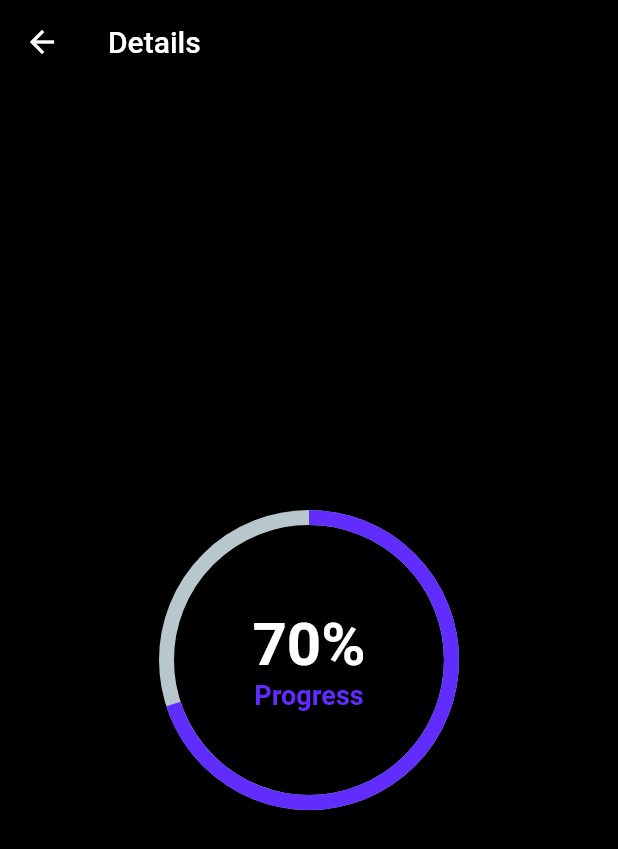
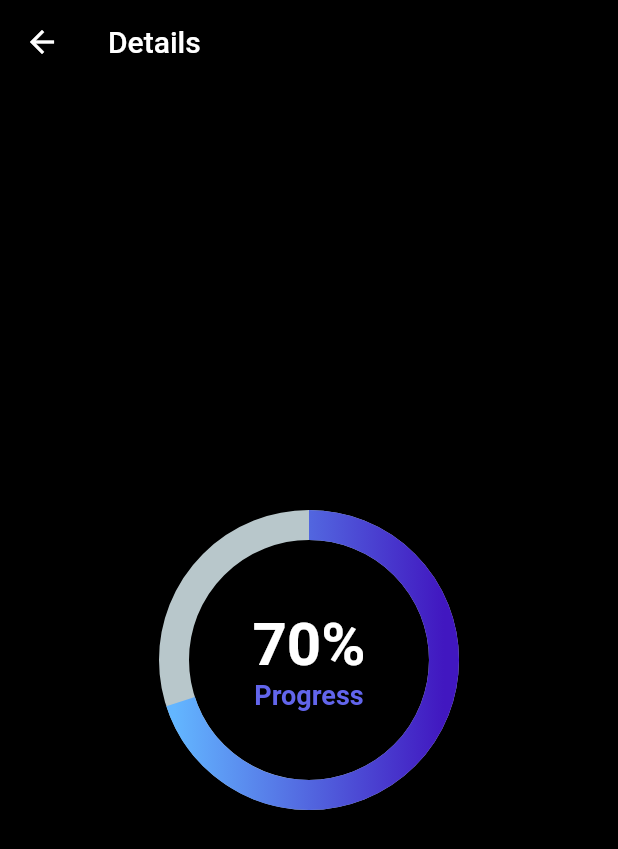
Before and after one commit to f20220056/SUTT-App, a Flutter app: the screen it shows after launch, scrolled down 74 dp, after a tap on "Order 1", on a phone screen of 412 x 824 dp. Shown: the top 849 px of the screen. Run offline on Flutter 3.47's test engine with Material 2 defaults, Android fonts, the phone set to English and light mode, and no system bars; drawn by our look-alikes of percent_indicator.

Commit message:
Update main.dart

```diff
--- a/new1/lib/main.dart
+++ b/new1/lib/main.dart
@@ -1,4 +1,4 @@
-// ignore_for_file: prefer_const_constructors
+// ignore_for_file: prefer_const_constructors, prefer_const_literals_to_create_immutables
 
 import 'package:flutter/material.dart';
 import 'package:percent_indicator/percent_indicator.dart';
@@ -21,6 +21,14 @@ class App extends StatelessWidget {
 String status1 = 'Status';
 String status2 = 'Status';
 String status3 = 'Status';
+
+int colour1 = 0;
+int colour2 = 0;
+int colour3 = 0;
+
+int icons1 = 1;
+int icons2 = 1;
+int icons3 = 1;
 
 class Screen1 extends StatefulWidget {
   const Screen1({super.key});
@@ -54,6 +62,8 @@ class _Screen1State extends State<Screen1> {
                       ),
                     );
                   },
+                  child: ClipRRect(
+                    borderRadius: BorderRadius.circular(30),
                     child: Card(
                       color: Colors.grey[900],
                       child: Column(children: [
@@ -65,12 +75,15 @@ class _Screen1State extends State<Screen1> {
                               height: 170,
                               child: Text(
                                 'Order 1',
-                              style:
-                                  TextStyle(color: Colors.white, fontSize: 25),
+                                style: TextStyle(
+                                    color: Colors.white, fontSize: 25),
                               ),
                             ),
                           ),
-                        Image.asset('images/imageSUTT.jpeg', height: 170),
+                          ClipRRect(
+                              borderRadius: BorderRadius.circular(200),
+                              child: Image.asset('images/imageSUTT.jpeg',
+                                  height: 170)),
                         ]),
                         Row(
                           children: [
@@ -79,97 +92,41 @@ class _Screen1State extends State<Screen1> {
                               width: 200,
                               child: Text(status1,
                                   style: TextStyle(
-                                    color: Colors.grey[500], fontSize: 20)),
+                                      color: (colour1 == 0)
+                                          ? Colors.grey[500]
+                                          : ((colour1 == 2)
+                                              ? Colors.green
+                                              : Colors.red),
+                                      fontSize: 20)),
                             ),
                             IconButton(
-                            onPressed: () {
+                              onPressed: (icons1 == 1)
+                                  ? () {
                                       setState(
                                         () {
                                           status1 = 'Declined';
+                                          colour1 = 1;
+                                          icons1 = 0;
                                         },
                                       );
-                            },
+                                    }
+                                  : null,
                               iconSize: 40,
-                            icon: Icon(Icons.cancel),
-                            color: Color.fromARGB(255, 97, 45, 255),
+                              icon: Icon(Icons.cancel_outlined),
+                              color: Colors.grey[500],
                             ),
                             IconButton(
-                            onPressed: () {
+                              onPressed: (icons1 == 1)
+                                  ? () {
                                       setState(
                                         () {
                                           status1 = 'Accepted';
+                                          colour1 = 2;
+                                          icons1 = 0;
                                         },
                                       );
-                            },
-                            iconSize: 40,
-                            icon: Icon(Icons.check_circle),
-                            color: Color.fromARGB(255, 97, 45, 255),
-                          )
-                        ],
-                      )
-                    ]),
-                  ),
-                ),
-                GestureDetector(
-                  onTap: () {
-                    Navigator.push(
-                      context,
-                      MaterialPageRoute(
-                        builder: (BuildContext context) {
-                          return Screen2();
-                        },
-                      ),
-                    );
-                  },
-                  child: Padding(
-                    padding: EdgeInsets.fromLTRB(0, 10, 0, 10),
-                    child: Card(
-                      color: Colors.grey[900],
-                      child: Column(children: [
-                        Row(children: [
-                          Padding(
-                            padding: EdgeInsets.fromLTRB(30, 20, 5, 20),
-                            child: Container(
-                              alignment: Alignment.center,
-                              height: 170,
-                              child: Text(
-                                'Order 2',
-                                style: TextStyle(
-                                    color: Colors.white, fontSize: 25),
-                              ),
-                            ),
-                          ),
-                          Image.asset('images/imageSUTT.jpeg', height: 170),
-                        ]),
-                        Row(
-                          children: [
-                            Container(
-                              alignment: Alignment.center,
-                              width: 200,
-                              child: Text(status2,
-                                  style: TextStyle(
-                                      color: Colors.grey[500], fontSize: 20)),
-                            ),
-                            IconButton(
-                              onPressed: () {
-                                setState(
-                                  () {
-                                    status2 = 'Declined';
-                                  },
-                                );
-                              },
-                              iconSize: 40,
-                              icon: Icon(Icons.cancel),
-                              color: Color.fromARGB(255, 97, 45, 255),
-                            ),
-                            IconButton(
-                              onPressed: () {
-                                setState(
-                                  () {
-                                    status2 = 'Accepted';
-                                  },
-                                );
-                              },
+                                    }
+                                  : null,
                               iconSize: 40,
                               icon: Icon(Icons.check_circle),
                               color: Color.fromARGB(255, 97, 45, 255),
@@ -191,6 +148,97 @@ class _Screen1State extends State<Screen1> {
                       ),
                     );
                   },
+                  child: Padding(
+                    padding: EdgeInsets.fromLTRB(0, 10, 0, 10),
+                    child: ClipRRect(
+                      borderRadius: BorderRadius.circular(30),
+                      child: Card(
+                        color: Colors.grey[900],
+                        child: Column(children: [
+                          Row(children: [
+                            Padding(
+                              padding: EdgeInsets.fromLTRB(30, 20, 5, 20),
+                              child: Container(
+                                alignment: Alignment.center,
+                                height: 170,
+                                child: Text(
+                                  'Order 2',
+                                  style: TextStyle(
+                                      color: Colors.white, fontSize: 25),
+                                ),
+                              ),
+                            ),
+                            ClipRRect(
+                                borderRadius: BorderRadius.circular(200),
+                                child: Image.asset('images/imageSUTT.jpeg',
+                                    height: 170)),
+                          ]),
+                          Row(
+                            children: [
+                              Container(
+                                alignment: Alignment.center,
+                                width: 200,
+                                child: Text(status2,
+                                    style: TextStyle(
+                                        color: (colour2 == 0)
+                                            ? Colors.grey[500]
+                                            : ((colour2 == 2)
+                                                ? Colors.green
+                                                : Colors.red),
+                                        fontSize: 20)),
+                              ),
+                              IconButton(
+                                onPressed: (icons2 == 1)
+                                    ? () {
+                                        setState(
+                                          () {
+                                            status2 = 'Declined';
+                                            colour2 = 1;
+                                            icons2 = 0;
+                                          },
+                                        );
+                                      }
+                                    : null,
+                                iconSize: 40,
+                                icon: Icon(Icons.cancel_outlined),
+                                color: Colors.grey[500],
+                              ),
+                              IconButton(
+                                onPressed: (icons2 == 1)
+                                    ? () {
+                                        setState(
+                                          () {
+                                            status2 = 'Accepted';
+                                            colour2 = 2;
+                                            icons2 = 0;
+                                          },
+                                        );
+                                      }
+                                    : null,
+                                iconSize: 40,
+                                icon: Icon(Icons.check_circle),
+                                color: Color.fromARGB(255, 97, 45, 255),
+                              )
+                            ],
+                          )
+                        ]),
+                      ),
+                    ),
+                  ),
+                ),
+                GestureDetector(
+                  onTap: () {
+                    Navigator.push(
+                      context,
+                      MaterialPageRoute(
+                        builder: (BuildContext context) {
+                          return Screen2();
+                        },
+                      ),
+                    );
+                  },
+                  child: ClipRRect(
+                    borderRadius: BorderRadius.circular(30),
                     child: Card(
                       color: Colors.grey[900],
                       child: Column(children: [
@@ -202,12 +250,15 @@ class _Screen1State extends State<Screen1> {
                               height: 170,
                               child: Text(
                                 'Order 3',
-                              style:
-                                  TextStyle(color: Colors.white, fontSize: 25),
+                                style: TextStyle(
+                                    color: Colors.white, fontSize: 25),
                               ),
                             ),
                           ),
-                        Image.asset('images/imageSUTT.jpeg', height: 170),
+                          ClipRRect(
+                              borderRadius: BorderRadius.circular(200),
+                              child: Image.asset('images/imageSUTT.jpeg',
+                                  height: 170)),
                         ]),
                         Row(
                           children: [
@@ -216,28 +267,41 @@ class _Screen1State extends State<Screen1> {
                               width: 200,
                               child: Text(status3,
                                   style: TextStyle(
-                                    color: Colors.grey[500], fontSize: 20)),
+                                      color: (colour3 == 0)
+                                          ? Colors.grey[500]
+                                          : ((colour3 == 2)
+                                              ? Colors.green
+                                              : Colors.red),
+                                      fontSize: 20)),
                             ),
                             IconButton(
-                            onPressed: () {
+                              onPressed: (icons3 == 1)
+                                  ? () {
                                       setState(
                                         () {
                                           status3 = 'Declined';
+                                          colour3 = 1;
+                                          icons3 = 0;
                                         },
                                       );
-                            },
+                                    }
+                                  : null,
                               iconSize: 40,
-                            icon: Icon(Icons.cancel),
-                            color: Color.fromARGB(255, 97, 45, 255),
+                              icon: Icon(Icons.cancel_outlined),
+                              color: Colors.grey[500],
                             ),
                             IconButton(
-                            onPressed: () {
+                              onPressed: (icons3 == 1)
+                                  ? () {
                                       setState(
                                         () {
                                           status3 = 'Accepted';
+                                          colour3 = 2;
+                                          icons3 = 0;
                                         },
                                       );
-                            },
+                                    }
+                                  : null,
                               iconSize: 40,
                               icon: Icon(Icons.check_circle),
                               color: Color.fromARGB(255, 97, 45, 255),
@@ -245,6 +309,7 @@ class _Screen1State extends State<Screen1> {
                           ],
                         )
                       ]),
+                    ),
                   ),
                 )
               ],
@@ -273,10 +338,15 @@ class Screen2 extends StatelessWidget {
         ),
         body: Center(
           child: CircularPercentIndicator(
+            linearGradient: LinearGradient(
+              colors: [
+                Color.fromARGB(255, 99, 182, 255),
+                Color.fromARGB(255, 65, 23, 192)
+              ],
+            ),
             radius: 100,
             percent: 0.7,
-            lineWidth: 10,
-            progressColor: Color.fromARGB(255, 97, 45, 255),
+            lineWidth: 20,
             animation: true,
             animationDuration: 1500,
             center: Column(
@@ -292,7 +362,7 @@ class Screen2 extends StatelessWidget {
                 Text(
                   'Progress',
                   style: TextStyle(
-                      color: Color.fromARGB(255, 97, 45, 255),
+                      color: Color.fromARGB(255, 98, 101, 236),
                       fontSize: 18,
                       fontWeight: FontWeight.bold),
                 ),
```
Lines whose indentation alone changed are shown as unchanged.
